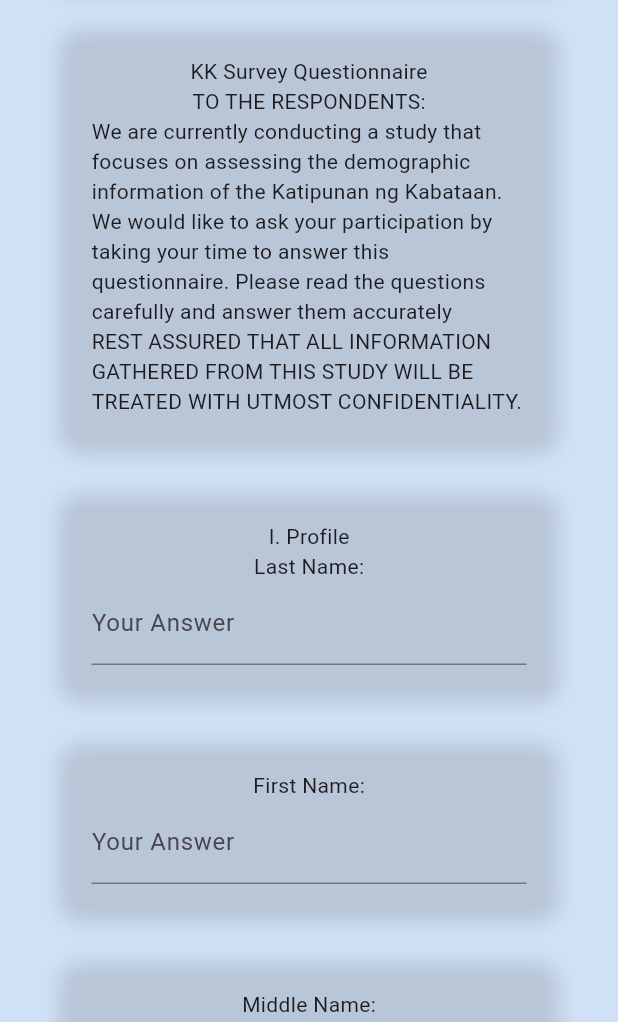
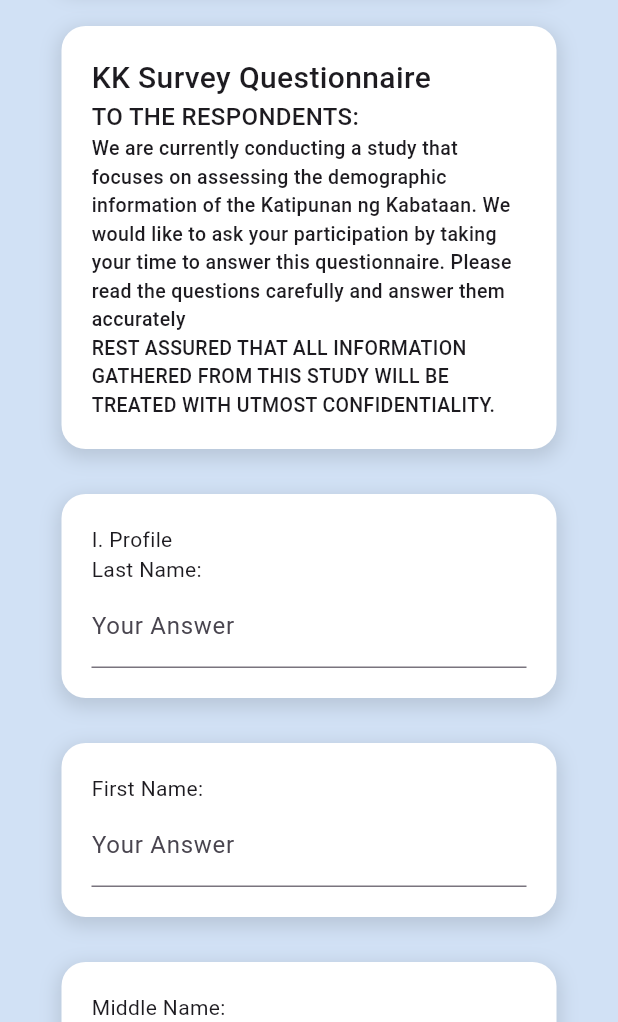
Before and after one commit to Andreicomia11-12/SK-INSIGHT-flutter, a Flutter app: the screen it shows after launch, on a phone screen of 412 x 824 dp, the part 214-1236 px from its top. Run offline on Flutter 3.47's test engine with Material 3 defaults, Android fonts, the phone set to English and light mode, and no system bars.

Commit message:
Week-2-Day-2[ANG DAMI]

```diff
--- a/lib/pages/KKProfiling.dart
+++ b/lib/pages/KKProfiling.dart
@@ -150,6 +150,7 @@ class Kkprofiling extends StatelessWidget {
                     padding: const EdgeInsets.all(20),
                     decoration: BoxDecoration(
                       borderRadius: BorderRadius.circular(16),
+                      color: Colors.white,
                       boxShadow: const [
                         BoxShadow(
                           color: Colors.black12,
@@ -162,26 +163,48 @@ class Kkprofiling extends StatelessWidget {
                     child: Column(
                       children: [
                         Container(
+                          width: double.infinity,
                           child: Text(
-                            'KK Survey Questionnaire'
+                            'KK Survey Questionnaire',
+                            style: TextStyle(
+                              fontSize: 20,
+                              fontWeight: FontWeight.w500,
+                            ),
+                            textAlign: TextAlign.left,
+                          ),
+                        ),
+
+                        Container(
+                          width: double.infinity,
+                          child: Text(
+                            'TO THE RESPONDENTS:',
+                            style: TextStyle(
+                              fontSize: 16,
+                              fontWeight: FontWeight.w500,
+                            ),
+                            textAlign: TextAlign.left,
                           ),
                         ),
 
                         Container(
                           child: Text(
-                            'TO THE RESPONDENTS:',
+                            'We are currently conducting a study that focuses on assessing the demographic information of the Katipunan ng Kabataan. We would like to ask your participation by taking your time to answer this questionnaire. Please read the questions carefully and answer them accurately',
+                            style: TextStyle(
+                              fontSize: 13,
+                              fontWeight: FontWeight.w500,
+                            ),
+                            textAlign: TextAlign.left,
                           ),
                         ),
 
                         Container(
                           child: Text(
-                            'We are currently conducting a study that focuses on assessing the demographic information of the Katipunan ng Kabataan. We would like to ask your participation by taking your time to answer this questionnaire. Please read the questions carefully and answer them accurately'
-                          ),
-                        ),
-
-                        Container(
-                          child: Text(
-                            'REST ASSURED THAT ALL INFORMATION GATHERED FROM THIS STUDY WILL BE TREATED WITH UTMOST CONFIDENTIALITY.'
+                            'REST ASSURED THAT ALL INFORMATION GATHERED FROM THIS STUDY WILL BE TREATED WITH UTMOST CONFIDENTIALITY.',
+                            style: TextStyle(
+                              fontSize: 13,
+                              fontWeight: FontWeight.w500,
+                            ),
+                            textAlign: TextAlign.left,
                           ),
                         )
                       ],
@@ -199,6 +222,7 @@ class Kkprofiling extends StatelessWidget {
                           width: 330,
                           padding: const EdgeInsets.all(20),
                           decoration: BoxDecoration(
+                            color: Colors.white,
                             borderRadius: BorderRadius.circular(16),
                             boxShadow: const [
                               BoxShadow(
@@ -212,14 +236,19 @@ class Kkprofiling extends StatelessWidget {
                           child: Column(
                             children: [
                               Container(
+                                width: double.infinity,
                                 child: Text(
-                                  'I. Profile'
+                                  'I. Profile',
+                                  textAlign: TextAlign.left,
                                 ),
                               ),
                               Container(
+                                width: double.infinity,
                                 child: Text(
-                                  'Last Name:'
+                                  'Last Name:',
+                                  textAlign: TextAlign.left,
                                 ),
+
                               ),
                               Container(
                                 child: TextFormField(
@@ -243,6 +272,7 @@ class Kkprofiling extends StatelessWidget {
                           width: 330,
                           padding: const EdgeInsets.all(20),
                           decoration: BoxDecoration(
+                            color: Colors.white,
                             borderRadius: BorderRadius.circular(16),
                             boxShadow: const [
                               BoxShadow(
@@ -256,6 +286,7 @@ class Kkprofiling extends StatelessWidget {
                           child: Column(
                             children: [
                               Container(
+                                width: double.infinity,
                                 child: Text(
                                   'First Name:'
                                 ),
@@ -285,6 +316,7 @@ class Kkprofiling extends StatelessWidget {
                           width: 330,
                           padding: const EdgeInsets.all(20),
                           decoration: BoxDecoration(
+                            color: Colors.white,
                             borderRadius: BorderRadius.circular(16),
                             boxShadow: const [
                               BoxShadow(
@@ -298,6 +330,7 @@ class Kkprofiling extends StatelessWidget {
                           child: Column(
                             children: [
                               Container(
+                                width: double.infinity,
                                 child: Text(
                                   'Middle Name:'
                                 ),
@@ -327,6 +360,7 @@ class Kkprofiling extends StatelessWidget {
                           width: 330,
                           padding: const EdgeInsets.all(20),
                           decoration: BoxDecoration(
+                            color: Colors.white,
                             borderRadius: BorderRadius.circular(16),
                             boxShadow: const [
                               BoxShadow(
@@ -340,6 +374,7 @@ class Kkprofiling extends StatelessWidget {
                           child: Column(
                             children: [
                               Container(
+                                width: double.infinity,
                                 child: Text(
                                   'Suffix:'
                                 ),
@@ -369,6 +404,7 @@ class Kkprofiling extends StatelessWidget {
                           width: 330,
                           padding: const EdgeInsets.all(20),
                           decoration: BoxDecoration(
+                            color: Colors.white,
                             borderRadius: BorderRadius.circular(16),
                             boxShadow: const [
                               BoxShadow(
@@ -382,6 +418,7 @@ class Kkprofiling extends StatelessWidget {
                           child: Column(
                             children: [
                               Container(
+                                width: double.infinity,
                                 child: Text(
                                   'Gender:'
                                 ),
@@ -411,6 +448,7 @@ class Kkprofiling extends StatelessWidget {
                           width: 330,
                           padding: const EdgeInsets.all(20),
                           decoration: BoxDecoration(
+                            color: Colors.white,
                             borderRadius: BorderRadius.circular(16),
                             boxShadow: const [
                               BoxShadow(
@@ -424,6 +462,7 @@ class Kkprofiling extends StatelessWidget {
                           child: Column(
                             children: [
                               Container(
+                                width: double.infinity,
                                 child: Text(
                                   'Age:'
                                 ),
@@ -453,6 +492,7 @@ class Kkprofiling extends StatelessWidget {
                           width: 330,
                           padding: const EdgeInsets.all(20),
                           decoration: BoxDecoration(
+                            color: Colors.white,
                             borderRadius: BorderRadius.circular(16),
                             boxShadow: const [
                               BoxShadow(
@@ -466,6 +506,7 @@ class Kkprofiling extends StatelessWidget {
                           child: Column(
                             children: [
                               Container(
+                                width: double.infinity,
                                 child: Text(
                                   'Birthday:'
                                 ),
@@ -495,6 +536,7 @@ class Kkprofiling extends StatelessWidget {
                           width: 330,
                           padding: const EdgeInsets.all(20),
                           decoration: BoxDecoration(
+                            color: Colors.white,
                             borderRadius: BorderRadius.circular(16),
                             boxShadow: const [
                               BoxShadow(
@@ -508,6 +550,7 @@ class Kkprofiling extends StatelessWidget {
                           child: Column(
                             children: [
                               Container(
+                                width: double.infinity,
                                 child: Text(
                                   'Region:'
                                 ),
@@ -537,6 +580,7 @@ class Kkprofiling extends StatelessWidget {
                           width: 330,
                           padding: const EdgeInsets.all(20),
                           decoration: BoxDecoration(
+                            color: Colors.white,
                             borderRadius: BorderRadius.circular(16),
                             boxShadow: const [
                               BoxShadow(
@@ -550,6 +594,7 @@ class Kkprofiling extends StatelessWidget {
                           child: Column(
                             children: [
                               Container(
+                                width: double.infinity,
                                 child: Text(
                                   'Province:'
                                 ),
@@ -579,6 +624,7 @@ class Kkprofiling extends StatelessWidget {
                           width: 330,
                           padding: const EdgeInsets.all(20),
                           decoration: BoxDecoration(
+                            color: Colors.white,
                             borderRadius: BorderRadius.circular(16),
                             boxShadow: const [
                               BoxShadow(
@@ -592,6 +638,7 @@ class Kkprofiling extends StatelessWidget {
                           child: Column(
                             children: [
                               Container(
+                                width: double.infinity,
                                 child: Text(
                                   'Municipality:'
                                 ),
@@ -621,6 +668,7 @@ class Kkprofiling extends StatelessWidget {
                           width: 330,
                           padding: const EdgeInsets.all(20),
                           decoration: BoxDecoration(
+                            color: Colors.white,
                             borderRadius: BorderRadius.circular(16),
                             boxShadow: const [
                               BoxShadow(
@@ -634,6 +682,7 @@ class Kkprofiling extends StatelessWidget {
                           child: Column(
                             children: [
                               Container(
+                                width: double.infinity,
                                 child: Text(
                                   'Barangay:'
                                 ),
@@ -663,6 +712,7 @@ class Kkprofiling extends StatelessWidget {
                           width: 330,
                           padding: const EdgeInsets.all(20),
                           decoration: BoxDecoration(
+                            color: Colors.white,
                             borderRadius: BorderRadius.circular(16),
                             boxShadow: const [
                               BoxShadow(
@@ -676,6 +726,7 @@ class Kkprofiling extends StatelessWidget {
                           child: Column(
                             children: [
                               Container(
+                                width: double.infinity,
                                 child: Text(
                                   'Purok:'
                                 ),
@@ -705,6 +756,7 @@ class Kkprofiling extends StatelessWidget {
                           width: 330,
                           padding: const EdgeInsets.all(20),
                           decoration: BoxDecoration(
+                            color: Colors.white,
                             borderRadius: BorderRadius.circular(16),
                             boxShadow: const [
                               BoxShadow(
@@ -718,6 +770,7 @@ class Kkprofiling extends StatelessWidget {
                           child: Column(
                             children: [
                               Container(
+                                width: double.infinity,
                                 child: Text(
                                   'E-mail Address:'
                                 ),
```
